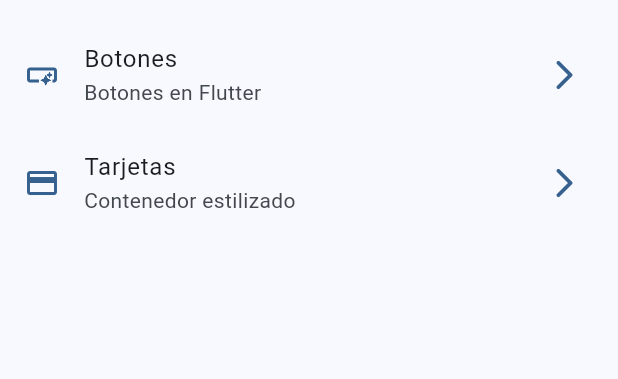
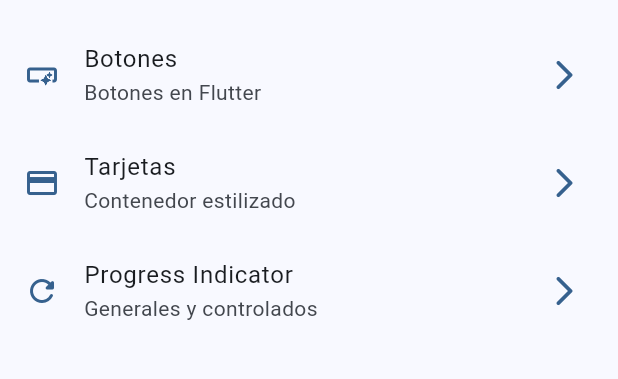
Before and after one commit to HitMonChann/widgets_app, a Flutter app: the screen it shows after launch, on a phone screen of 412 x 824 dp, the part 63-442 px from its top. Run offline on Flutter 3.47's test engine with Material 3 defaults, Android fonts, the phone set to English and light mode, and no system bars; our stand-ins replace fluttertoast, go_router.

Commit message:
[WIP] - Progress Indicator

```diff
--- a/lib/config/menu/menu_items.dart
+++ b/lib/config/menu/menu_items.dart
@@ -26,4 +26,10 @@ const appMenuItems = <MenuItem>[
     link: '/cards',
     icon: Icons.credit_card,
   ),
+  MenuItem(
+    title: 'Progress Indicator',
+    subTitle: 'Generales y controlados',
+    link: '/progressIndicators',
+    icon: Icons.refresh_rounded,
+  ),
 ];
--- a/lib/config/router/app_router.dart
+++ b/lib/config/router/app_router.dart
@@ -16,6 +16,10 @@ final router = GoRouter(
     GoRoute(
       path: '/cards',
       builder: (context, state) => const CardsScreen(),
+    ),
+    GoRoute(
+      path: '/progressIndicators',
+      builder: (context, state) => const ProgressScreen(),
     )
   ],
 );
```
Also changed, not shown: lib/presentation/screens/progress/progress_screen.dart (+63 -1 lines).
